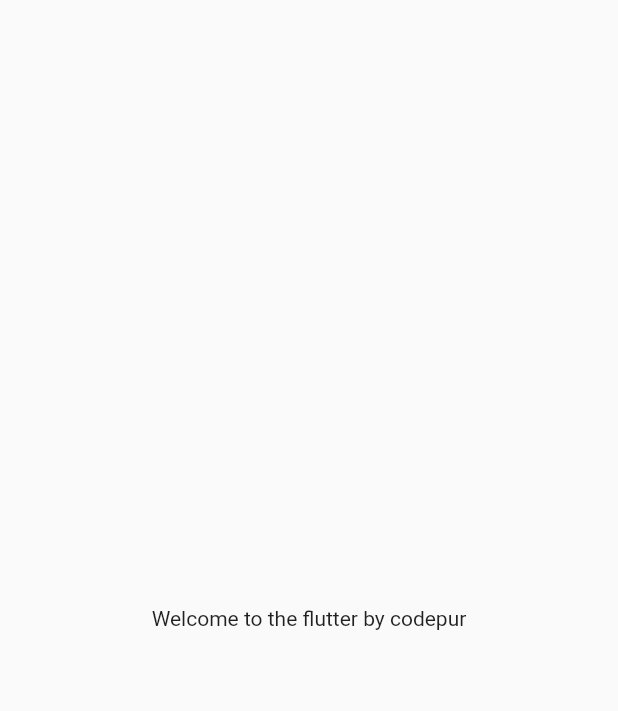
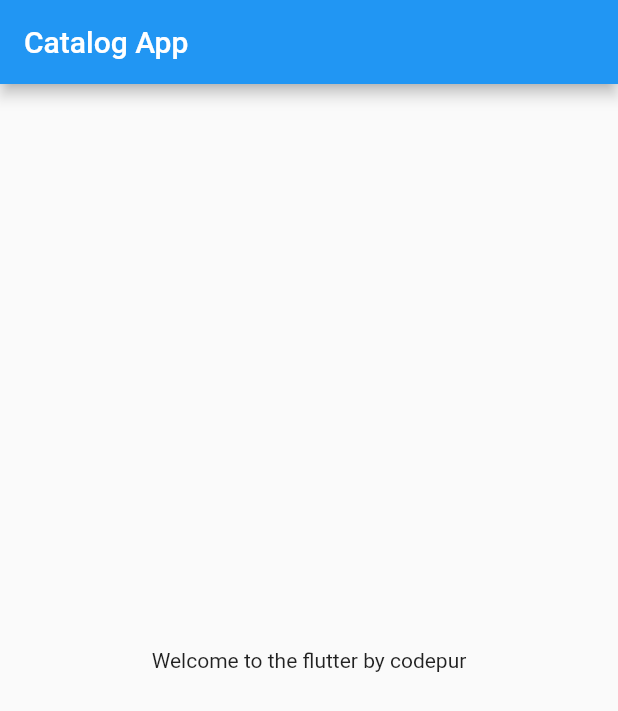
Before and after one commit to khanalmanoj/30daysOfFlutter, a Flutter app: the screen it shows after launch, on a phone screen of 412 x 824 dp. Shown: the top 711 px of the screen. Run offline on Flutter 3.47's test engine with Material 2 defaults, Android fonts, the phone set to English and light mode, and no system bars.

Commit message:
Day 2 completed

```diff
--- a/lib/home_page.dart
+++ b/lib/home_page.dart
@@ -0,0 +1,19 @@
+import 'package:flutter/material.dart';
+
+class HomePage extends StatelessWidget {
+  const HomePage({super.key});
+
+  @override
+  Widget build(BuildContext context) {
+    return Scaffold(
+      appBar: AppBar(
+        title: Text("Catalog App"),
+      ),
+      body: Center(
+        child: Container(
+          child: Text("Welcome to the flutter by codepur"),
+        ),
+      ),
+    );
+  }
+}
--- a/lib/main.dart
+++ b/lib/main.dart
@@ -1,4 +1,6 @@
+import 'package:classico/home_page.dart';
 import 'package:flutter/material.dart';
+import 'home_page.dart';
 
 void main() {
   runApp(MyApp());
@@ -10,13 +12,7 @@ class MyApp extends StatelessWidget {
   @override
   Widget build(BuildContext context) {
     return MaterialApp(
-      home: Material(
-        child: Center(
-          child: Container(
-            child: Text("Welcome to the flutter by codepur"),
-          ),
-        ),
-      ),
+      home: HomePage(),
     );
   }
 }
```
